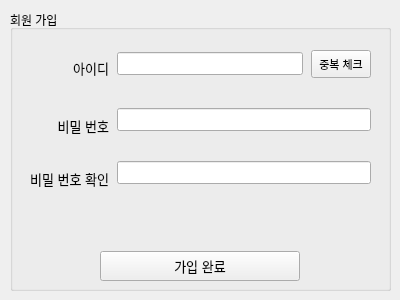
Before: the Qt Designer form signupwidget.ui in jejuvita01/VEDA_BankManagement, drawn with Qt 5.
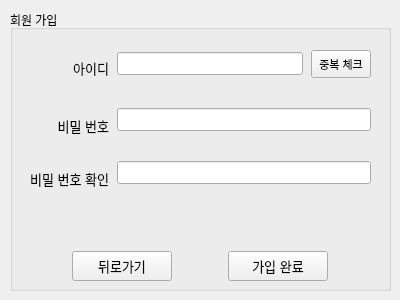
After: the same form once the commit is applied.

Commit message:
refactor: 회원가입 완료 시, 보내는 signal 함수 재정의
controller에서 id와 pw를 string으로 받아 객체를 만들면 됨.

```diff
--- a/signupwidget.ui
+++ b/signupwidget.ui
@@ -34,7 +34,7 @@
       <height>261</height>
      </rect>
     </property>
-    <layout class="QVBoxLayout" name="verticalLayout">
+    <layout class="QVBoxLayout" name="verticalLayout" stretch="1,0">
      <property name="spacing">
       <number>8</number>
      </property>
@@ -232,17 +232,46 @@
        </item>
       </layout>
      </item>
-     <item alignment="Qt::AlignmentFlag::AlignHCenter">
+     <item>
+      <layout class="QHBoxLayout" name="horizontalLayout_2">
+       <property name="spacing">
+        <number>4</number>
+       </property>
+       <item>
+        <widget class="QPushButton" name="backBtn">
+         <property name="minimumSize">
+          <size>
+           <width>100</width>
+           <height>30</height>
+          </size>
+         </property>
+         <property name="maximumSize">
+          <size>
+           <width>100</width>
+           <height>30</height>
+          </size>
+         </property>
+         <property name="font">
+          <font>
+           <pointsize>10</pointsize>
+          </font>
+         </property>
+         <property name="text">
+          <string>뒤로가기</string>
+         </property>
+        </widget>
+       </item>
+       <item>
       <widget class="QPushButton" name="completeBtn">
        <property name="minimumSize">
         <size>
-         <width>200</width>
+           <width>100</width>
          <height>30</height>
         </size>
        </property>
        <property name="maximumSize">
         <size>
-         <width>200</width>
+           <width>100</width>
          <height>30</height>
         </size>
        </property>
@@ -255,6 +284,8 @@
         <string>가입 완료</string>
        </property>
       </widget>
+       </item>
+      </layout>
      </item>
     </layout>
    </widget>
```
Lines whose indentation alone changed are shown as unchanged. The commit also changes 2 other files.
